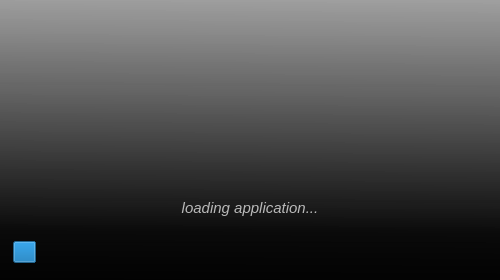
First picture: the form in vibra/interface/data/ui_files/project/splash.ui, repository MOPT-UFSC/VIBRA, before the edit.
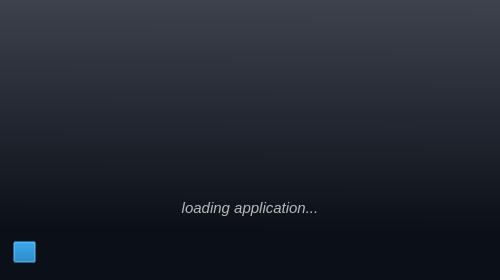
Second picture: the form after the edit. Icons and pictures are not drawn.

Commit message: recover splash screen color

```diff
--- a/vibra/interface/data/ui_files/project/splash.ui
+++ b/vibra/interface/data/ui_files/project/splash.ui
@@ -30,7 +30,7 @@
     <normaloff>:/icons/logo_vibra.png</normaloff>:/icons/logo_vibra.png</iconset>
   </property>
   <property name="styleSheet">
-   <string notr="true">background-color: qlineargradient(spread:pad, x1:0.506, y1:0, x2:0.494318, y2:1, stop:0 rgba(155, 155, 155, 207), stop:0.823864 rgba(0, 0, 0, 203), stop:1 rgba(0, 0, 0, 230));</string>
+   <string notr="true">background-color: qlineargradient(spread:pad, x1:0.506, y1:0, x2:0.494318, y2:1, stop:0 #3e424d, stop:0.823864 #0b0f17, stop:1 #0b0f17);</string>
   </property>
   <layout class="QGridLayout" name="gridLayout">
    <property name="leftMargin">
@@ -157,7 +157,6 @@
          <font>
           <family>Bauhaus 93</family>
           <pointsize>27</pointsize>
-          <weight>50</weight>
           <bold>false</bold>
           <kerning>false</kerning>
          </font>
```
Left out of the diff: 17 changed lines with no effect on the pictures. The commit also changes 4 other files.
